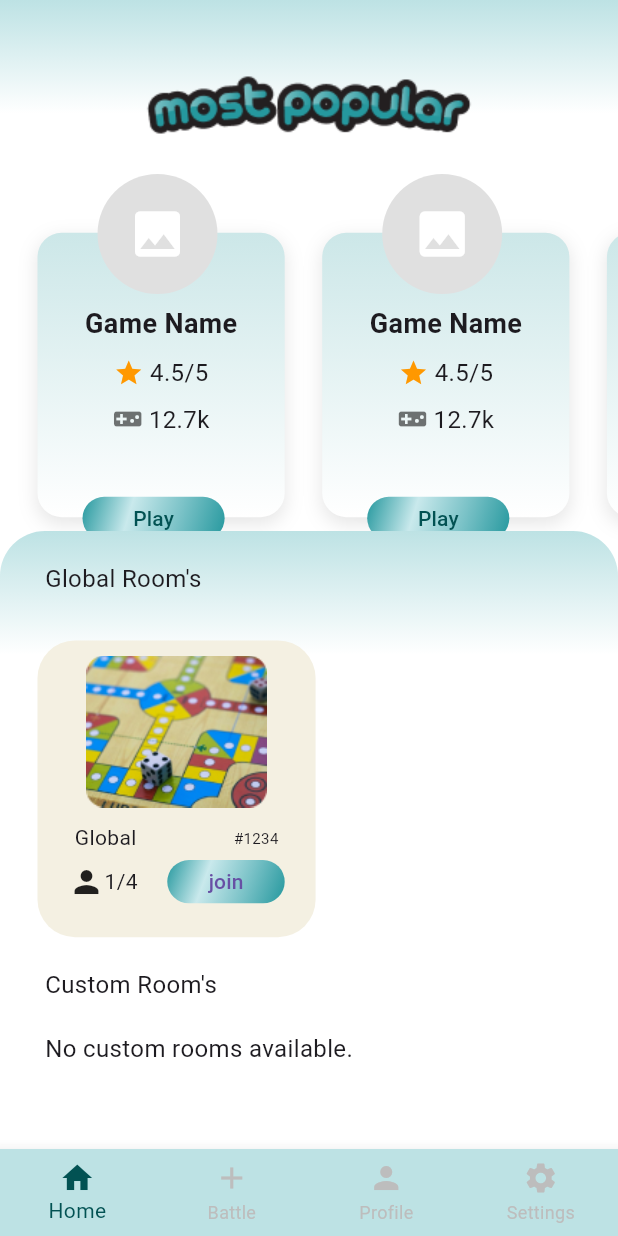
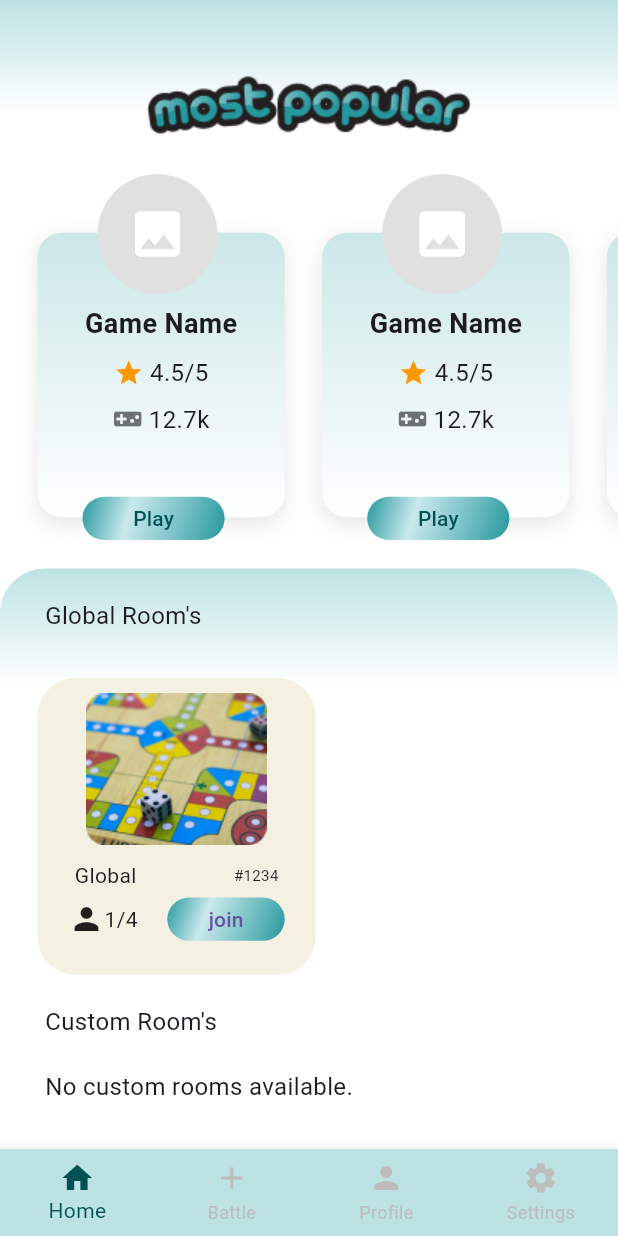
Before and after one commit to muzammil-939/vega, a Flutter app: the HomePage screen opened directly, on a phone screen of 412 x 824 dp. Run offline on Flutter 3.47's test engine with Material 3 defaults, Android fonts, the phone set to English and light mode, and no system bars; our stand-ins replace firebase_auth, firebase_core, firebase_database, firebase_storage, flutter_riverpod, flutter_svg and 2 more; accounts and stored records are empty.

Commit message:
final_demo

```diff
--- a/lib/screens/home.dart
+++ b/lib/screens/home.dart
@@ -95,7 +95,9 @@ class _HomePageState extends State<HomePage> {
     final screenHeight = MediaQuery.of(context).size.height;
     return Scaffold(
       backgroundColor: Colors.white,
-      body: Stack(
+      body: Column(
+        children: [
+          Stack(
             children: [
               // Top gradient container with an image
               Container(
@@ -139,12 +141,11 @@ class _HomePageState extends State<HomePage> {
                   ),
                 ),
               ),
-
-          Align(
-            alignment: Alignment.bottomCenter,
+            ],
+          ),
+          Expanded(
             child: Container(
               width: screenWidth,
-              height: screenHeight * 0.5,
               decoration: const BoxDecoration(
                 borderRadius: BorderRadius.only(
                   topRight: Radius.circular(30),
@@ -282,7 +283,7 @@ class _HomePageState extends State<HomePage> {
                       )
                     else
                       SizedBox(
-                        height: screenHeight * 0.25,
+                        height: screenHeight * 0.3,
                         child: ListView.builder(
                           scrollDirection: Axis.horizontal,
                           itemCount: rooms.length,
@@ -291,7 +292,7 @@ class _HomePageState extends State<HomePage> {
                             return Padding(
                               padding: const EdgeInsets.only(left: 20),
                               child: Container(
-                                width: screenWidth * 0.525,
+                                width: screenWidth * 0.45,
                                 decoration: BoxDecoration(
                                   color: const Color(0xffF4F0E2),
                                   borderRadius: BorderRadius.circular(16),
@@ -311,19 +312,19 @@ class _HomePageState extends State<HomePage> {
                                                 BorderRadius.circular(15),
                                             child: Image.network(
                                               room['imageUrl'],
-                                              height: screenHeight * 0.15,
-                                              width: screenWidth * 0.4,
+                                              height: screenHeight * 0.16,
+                                              width: screenWidth * 0.38,
                                               fit: BoxFit.cover,
                                             ),
                                           )
                                         : Container(
-                                            height: screenHeight * 0.15,
-                                            width: screenWidth * 0.5,
+                                            height: screenHeight * 0.16,
+                                            width: screenWidth * 0.38,
                                             color: Colors.grey[300],
                                             child: const Icon(Icons.image,
                                                 size: 50),
                                           ),
-                                    SizedBox(height: screenHeight * 0.02),
+                                    SizedBox(height: screenHeight * 0.025),
                                     Row(
                                       mainAxisAlignment:
                                           MainAxisAlignment.spaceEvenly,
@@ -396,7 +397,10 @@ class _HomePageState extends State<HomePage> {
                             );
                           },
                         ),
-                      )
+                      ),
+                    SizedBox(
+                      height: screenHeight * 0.075,
+                    ),
                   ],
                 ),
               ),
```
Lines whose indentation alone changed are shown as unchanged.
